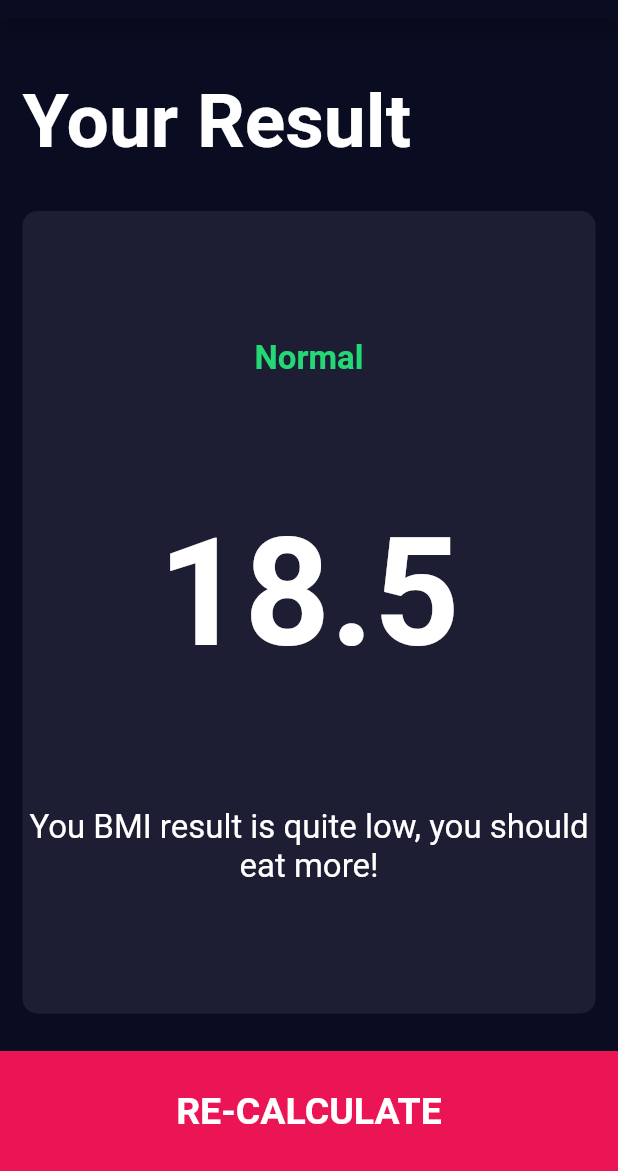
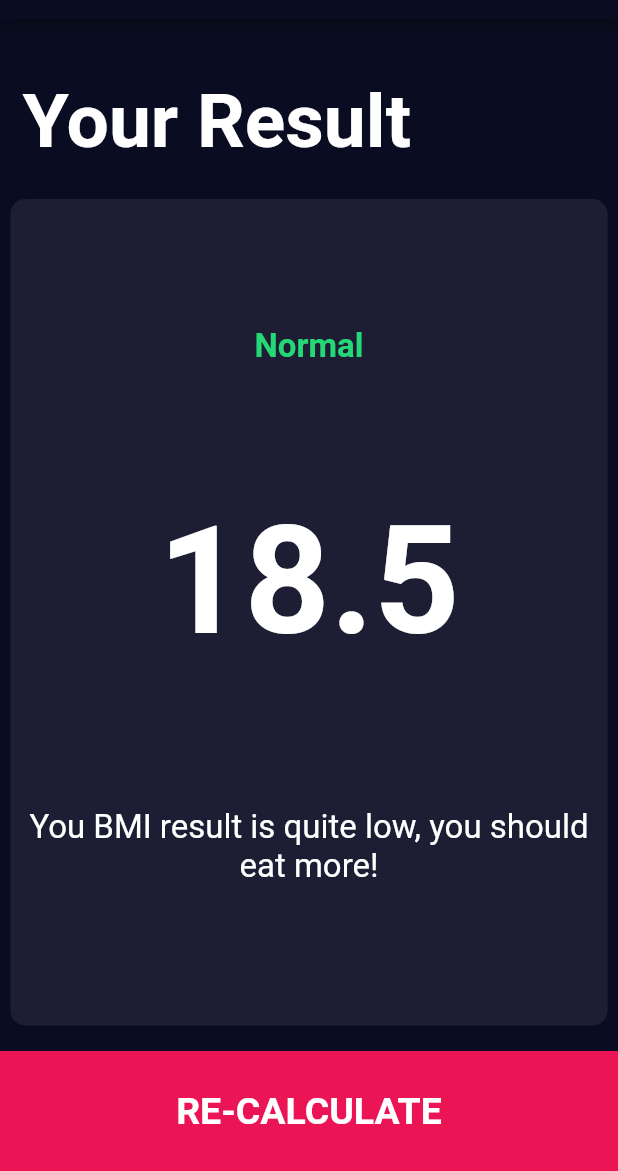
Before and after one commit to nischal08/bmi-calculator-flutter, a Flutter app: the ResultsPage screen opened directly, on a phone screen of 412 x 824 dp, the part 65-1236 px from its top. Run offline on Flutter 3.47's test engine with Material 2 defaults, Android fonts, the phone set to English and light mode, and no system bars; our stand-ins replace font_awesome_flutter.

Commit message:
All design section completed

```diff
--- a/lib/components/reusable_card.dart
+++ b/lib/components/reusable_card.dart
@@ -13,7 +13,7 @@ class ReusableCard extends StatelessWidget {
       onTap: onPress,
       child: Container(
         child: cardChild,
-        margin: EdgeInsets.all(15.0),
+        margin: EdgeInsets.all(7.0),
         decoration: BoxDecoration(
           color: colour,
           borderRadius: BorderRadius.circular(
--- a/lib/screens/results_page.dart
+++ b/lib/screens/results_page.dart
@@ -42,10 +42,13 @@ class ResultsPage extends StatelessWidget {
                     '18.5',
                     style: kBMITextStyle,
                   ),
-                  Text(
-                    'You BMI result is quite low, you should eat more!',
-                    textAlign: TextAlign.center,
-                    style: kBodyTextStyle,
+                  Padding(
+                    padding: const EdgeInsets.all(8.0),
+                    child: Text(
+                      'You BMI result is quite low, you should eat more!',
+                      textAlign: TextAlign.center,
+                      style: kBodyTextStyle,
+                    ),
                   )
                 ],
               ),
```
